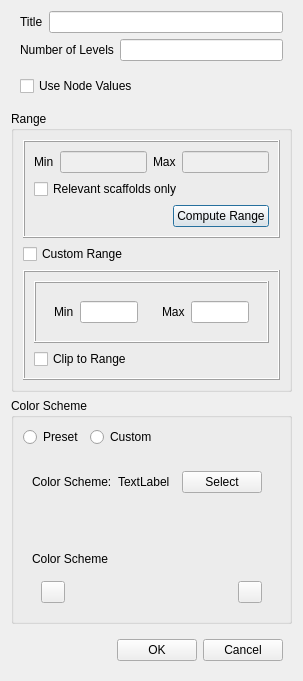
Old version of the form baramFlow/view/results/visual_reports/display_control/contour_colormap_dialog.ui in the repository nextfoam/baram.
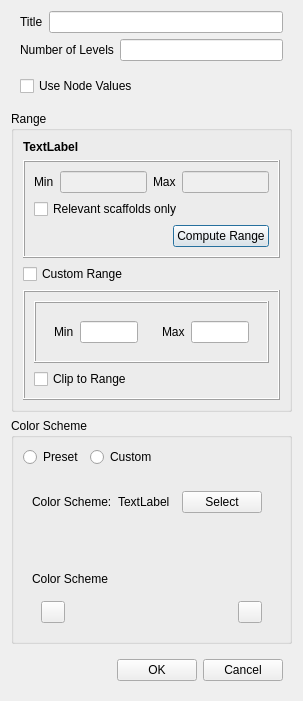
New version of the form.

```diff
--- a/baramFlow/view/results/visual_reports/display_control/contour_colormap_dialog.ui
+++ b/baramFlow/view/results/visual_reports/display_control/contour_colormap_dialog.ui
@@ -77,6 +77,18 @@
       <string>Range</string>
      </property>
      <layout class="QVBoxLayout" name="verticalLayout">
+      <item>
+       <widget class="QLabel" name="colorBy">
+        <property name="font">
+         <font>
+          <bold>true</bold>
+         </font>
+        </property>
+        <property name="text">
+         <string>TextLabel</string>
+        </property>
+       </widget>
+      </item>
       <item>
        <widget class="QFrame" name="frame">
         <property name="frameShape">
```
